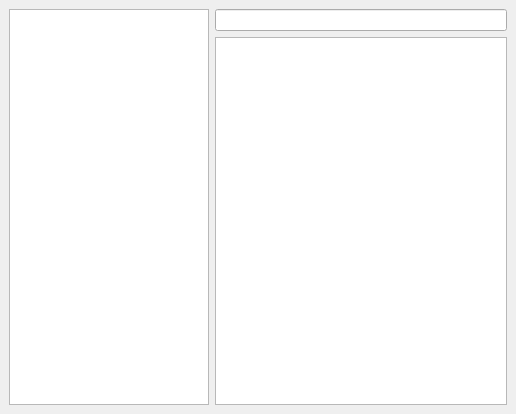
Before: the Qt Designer form frontend/playlistwidget.ui in manushanga/vrok, drawn with Qt 5.
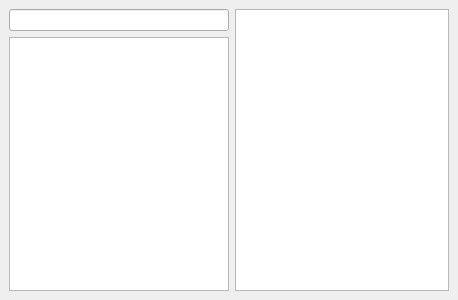
After: the same form once the commit is applied.

```diff
--- a/frontend/playlistwidget.ui
+++ b/frontend/playlistwidget.ui
@@ -6,10 +6,28 @@
    <rect>
     <x>0</x>
     <y>0</y>
-    <width>516</width>
-    <height>414</height>
+    <width>458</width>
+    <height>300</height>
    </rect>
   </property>
+  <property name="sizePolicy">
+   <sizepolicy hsizetype="Preferred" vsizetype="Preferred">
+    <horstretch>0</horstretch>
+    <verstretch>0</verstretch>
+   </sizepolicy>
+  </property>
+  <property name="minimumSize">
+   <size>
+    <width>164</width>
+    <height>300</height>
+   </size>
+  </property>
+  <property name="maximumSize">
+   <size>
+    <width>16777215</width>
+    <height>16777215</height>
+   </size>
+  </property>
   <property name="windowTitle">
    <string>Playlist</string>
   </property>
@@ -18,16 +36,6 @@
     <item row="0" column="1">
      <widget class="QLineEdit" name="leSearch"/>
     </item>
-    <item row="0" column="0" rowspan="2">
-     <widget class="QListView" name="lvPlaylist">
-      <property name="maximumSize">
-       <size>
-        <width>200</width>
-        <height>16777215</height>
-       </size>
-      </property>
-     </widget>
-    </item>
     <item row="1" column="1">
      <widget class="QTreeView" name="tvLibrary">
       <property name="editTriggers">
@@ -41,6 +49,28 @@
       </attribute>
      </widget>
     </item>
+    <item row="0" column="2" rowspan="2">
+     <widget class="QListView" name="lvPlaylist">
+      <property name="maximumSize">
+       <size>
+        <width>250</width>
+        <height>16777215</height>
+       </size>
+      </property>
+      <property name="horizontalScrollBarPolicy">
+       <enum>Qt::ScrollBarAlwaysOff</enum>
+      </property>
+      <property name="editTriggers">
+       <set>QAbstractItemView::NoEditTriggers</set>
+      </property>
+      <property name="selectionMode">
+       <enum>QAbstractItemView::ExtendedSelection</enum>
+      </property>
+      <property name="resizeMode">
+       <enum>QListView::Fixed</enum>
+      </property>
+     </widget>
+    </item>
    </layout>
   </widget>
  </widget>
```
Left out of the diff: 6 changed lines with no effect on the pictures.
